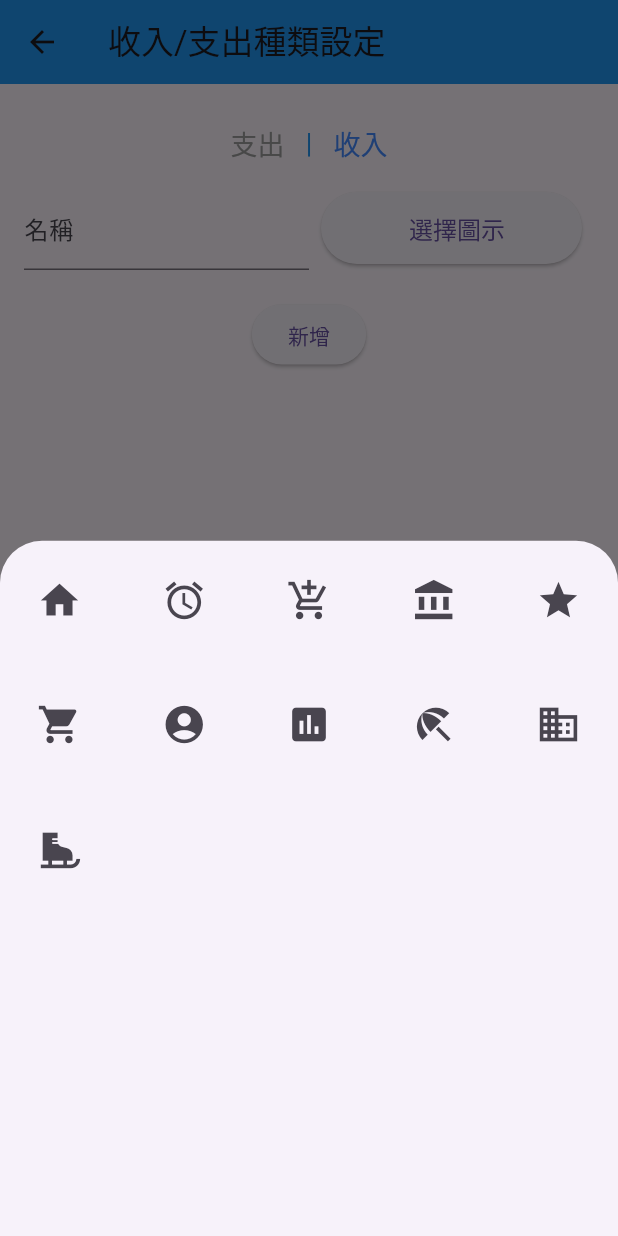
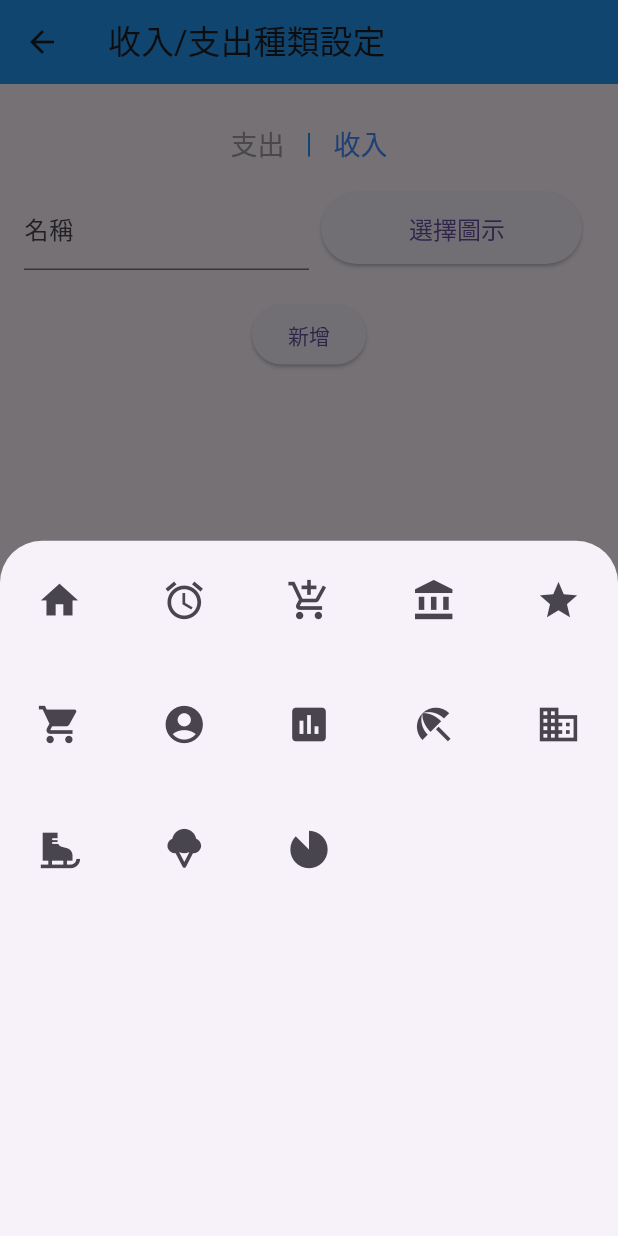
Before and after one commit to ChenYi0725/accounting_app, a Flutter app: the InsertTypeSettingPage screen opened directly, after a tap on "收入", after a tap on "選擇圖示", on a phone screen of 412 x 824 dp. Run offline on Flutter 3.47's test engine with Material 3 defaults, Android fonts, the phone set to English and light mode, and no system bars; our stand-ins replace barcode_widget, math_expressions, sqflite; missing offline and left inert: dart:ffi; accounts and stored records are empty.

Commit message:
remove useless file and add new Icon

```diff
--- a/lib/model/insert_type_list.dart
+++ b/lib/model/insert_type_list.dart
@@ -23,7 +23,7 @@ class InsertTypeList extends StatelessWidget {
   Future<List<Map<String, dynamic>>> _fetchInsertTypesToList(
       int isExpense) async {
     final dbHelper = DatabaseHelper();
-    final rawTypes = await dbHelper.fetchInsertTypes(isExpense); // 獲取資料庫類型
+    final rawTypes = await dbHelper.fetchInsertTypes(isExpense);
     return rawTypes
         .map((type) => {
               'name': type['name'] as String,
--- a/lib/pages/edit_page.dart
+++ b/lib/pages/edit_page.dart
@@ -48,7 +48,7 @@ class _InsertPageState extends State<EditPage> {
   @override
   void initState() {
     super.initState();
-    _loadData(); // 載入資料的方法
+    _loadData();
   }
 
   void updatePage() {
@@ -89,7 +89,7 @@ class _InsertPageState extends State<EditPage> {
           actions: <Widget>[
             TextButton(
               onPressed: () {
-                Navigator.of(context).pop(); // 關閉對話框
+                Navigator.of(context).pop();
               },
               child: Text('確定'),
             ),
--- a/lib/pages/insert_type_setting_page.dart
+++ b/lib/pages/insert_type_setting_page.dart
@@ -33,6 +33,8 @@ class _InsertTypeSettingPageState extends State<InsertTypeSettingPage> {
     Icons.beach_access,
     Icons.business,
     Icons.ice_skating,
+    Icons.icecream_rounded,
+    Icons.incomplete_circle
   ];
 
   @override
```
Also changed, not shown: lib/Controller/categories_manager.dart (deleted).
